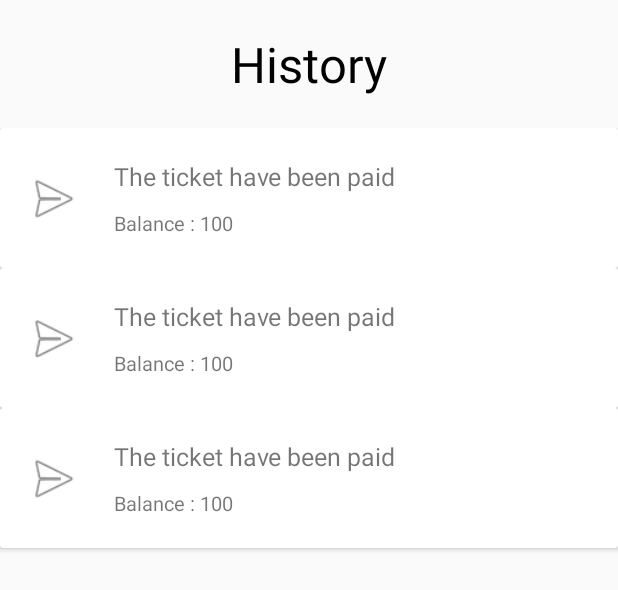
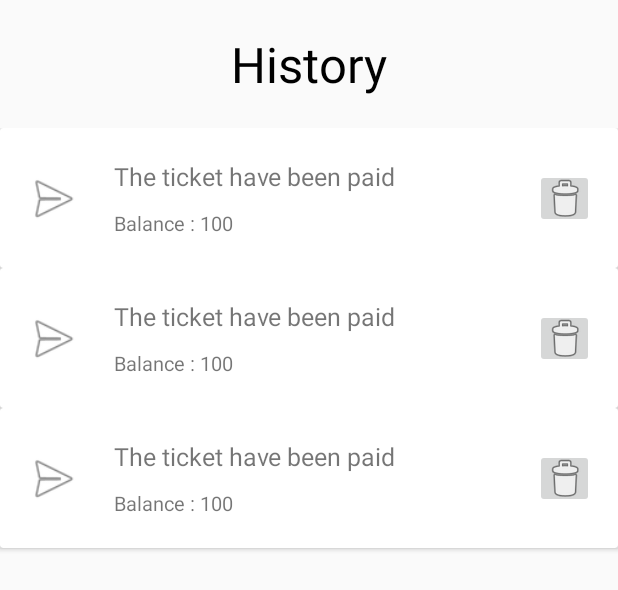
Before and after one commit to dremdilly/Interticket, an Android app: the layout fragment_history_profile.xml on its own in the app's theme, with its tools: preview values and no code run, on a phone screen of 412 x 824 dp. Shown: the top 590 px of the screen. Run offline under Robolectric (Android 15) with nearby library versions, the phone set to English and light mode, and no system bars.

Commit message:
Added deletion of ticket in history

```diff
--- a/app/src/main/java/com/interticket/app/fragments/HistoryFragment.java
+++ b/app/src/main/java/com/interticket/app/fragments/HistoryFragment.java
@@ -1,5 +1,6 @@
 package com.interticket.app.fragments;
 
+import android.annotation.SuppressLint;
 import android.os.Bundle;
 
 import androidx.annotation.NonNull;
@@ -54,6 +55,7 @@ public class HistoryFragment extends Fragment {
         rvHistory.setAdapter(adapter);
 
         ref.child("History").child(auth.getCurrentUser().getUid()).addChildEventListener(new ChildEventListener() {
+            @SuppressLint("NotifyDataSetChanged")
             @Override
             public void onChildAdded(@NonNull DataSnapshot dataSnapshot, @Nullable String s) {
                 historyList.add(dataSnapshot.getValue(History.class));
--- a/app/src/main/res/layout/cardview_history.xml
+++ b/app/src/main/res/layout/cardview_history.xml
@@ -53,6 +53,17 @@
             app:layout_constraintStart_toStartOf="@+id/txtTitle"
             app:layout_constraintTop_toBottomOf="@+id/txtTitle"
             app:layout_constraintVertical_bias="0.0" />
+
+        <ImageButton
+            android:id="@+id/imageView5"
+            android:layout_width="@dimen/_30sdp"
+            android:layout_height="@dimen/_30sdp"
+            android:layout_marginRight="16dp"
+            app:layout_constraintBottom_toBottomOf="@+id/txtBalance"
+            app:layout_constraintEnd_toEndOf="parent"
+            app:layout_constraintHorizontal_bias="0.0"
+            app:layout_constraintTop_toTopOf="@+id/txtTitle"
+            app:srcCompat="@android:drawable/ic_menu_delete" />
     </androidx.constraintlayout.widget.ConstraintLayout>
 
 </androidx.cardview.widget.CardView>
```
Also changed, not shown: app/src/main/java/com/interticket/app/adapters/HistoryAdapter.java (+39 -2 lines).
